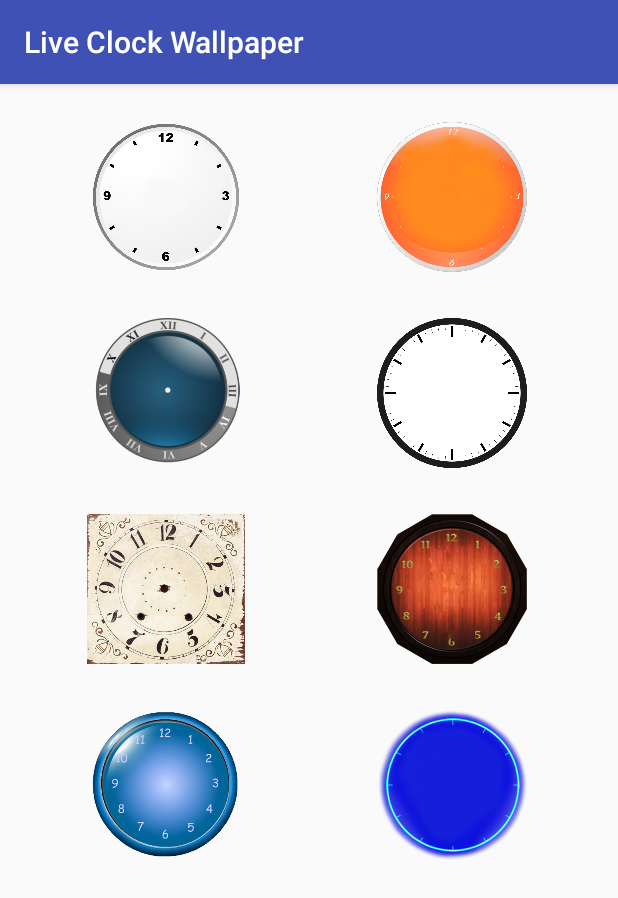
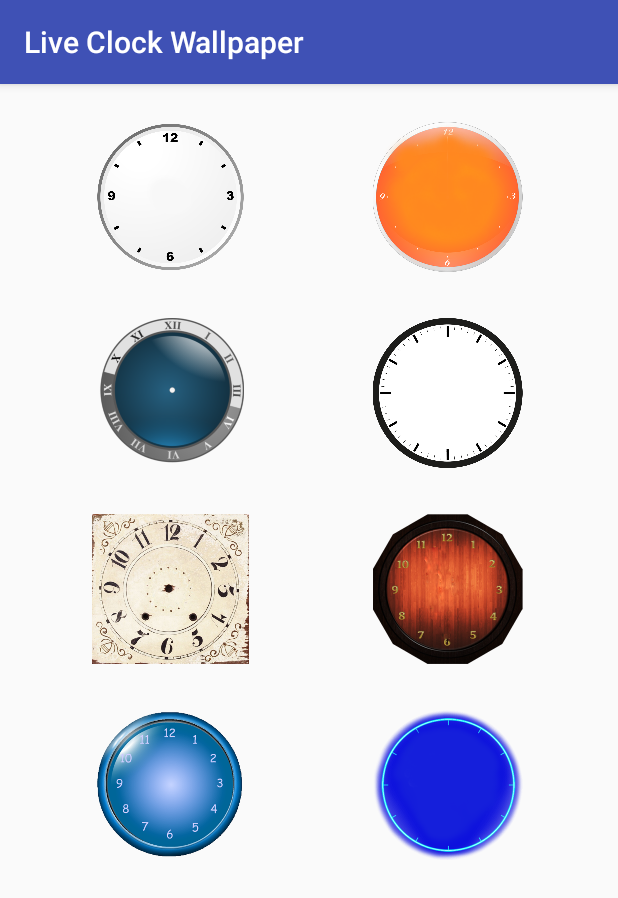
Before and after one commit to alvi17/Live-Clock-Wallpaper, an Android app: the screen it shows after launch (MainActivity), on a phone screen of 412 x 824 dp. Shown: the top 898 px of the screen. Run offline under Robolectric (Android 15) with nearby library versions, the phone set to English and light mode, and no system bars; our stand-ins replace AdMob.

Commit message:
release 1.0

```diff
--- a/app/src/main/java/alvi17/liveclockwallpaper/AnalogClock.java
+++ b/app/src/main/java/alvi17/liveclockwallpaper/AnalogClock.java
@@ -143,7 +143,9 @@ public class AnalogClock extends View {
 
 			//paint.setColor(Color.BLACK);
 
+			canvas.clipRect(x-radius,y-radius,x+radius,+radius);
 
+			canvas.restore();
 
 //			paint.setColor(Color.BLACK);
 //			paint.setStyle(Paint.Style.FILL);
--- a/app/src/main/res/layout/activity_main.xml
+++ b/app/src/main/res/layout/activity_main.xml
@@ -5,15 +5,13 @@
     android:layout_width="match_parent"
     android:layout_height="match_parent"
 
-    android:paddingLeft="@dimen/activity_horizontal_margin"
-    android:paddingRight="@dimen/activity_horizontal_margin"
-    android:paddingTop="@dimen/activity_vertical_margin"
-
     tools:context="alvi17.liveclockwallpaper.MainActivity">
     <ScrollView
         android:layout_width="match_parent"
         android:layout_height="match_parent"
-
+        android:paddingLeft="16dp"
+        android:paddingRight="16dp"
+        android:paddingTop="@dimen/activity_vertical_margin"
         >
     <LinearLayout
         android:layout_width="match_parent"
```
